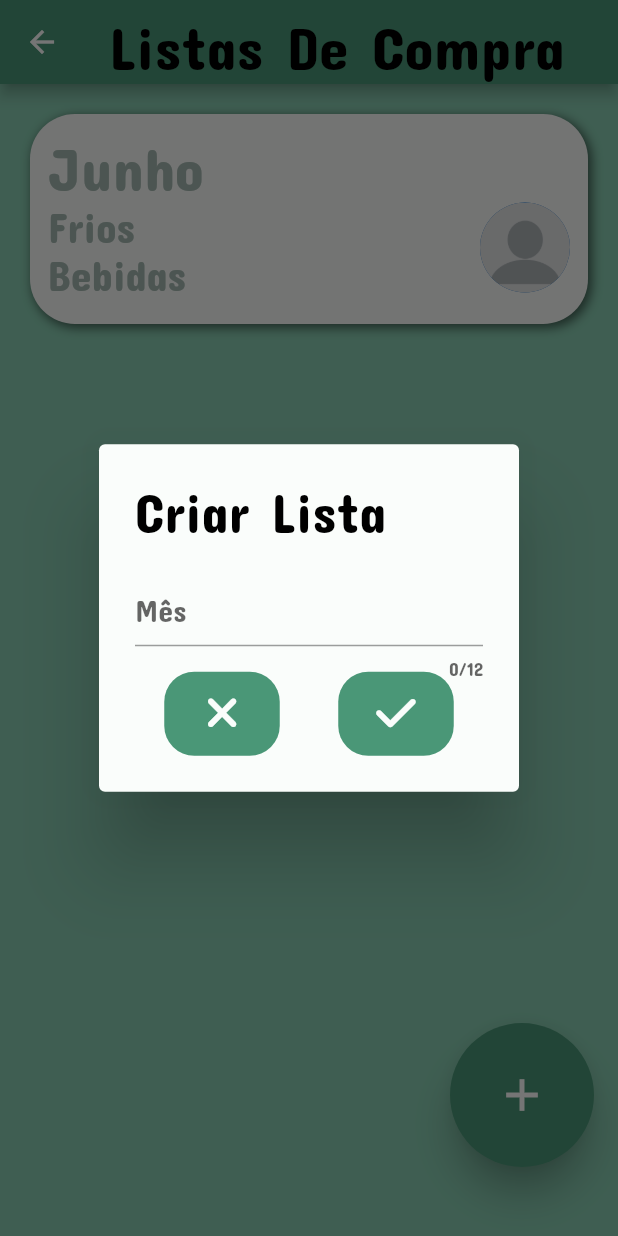
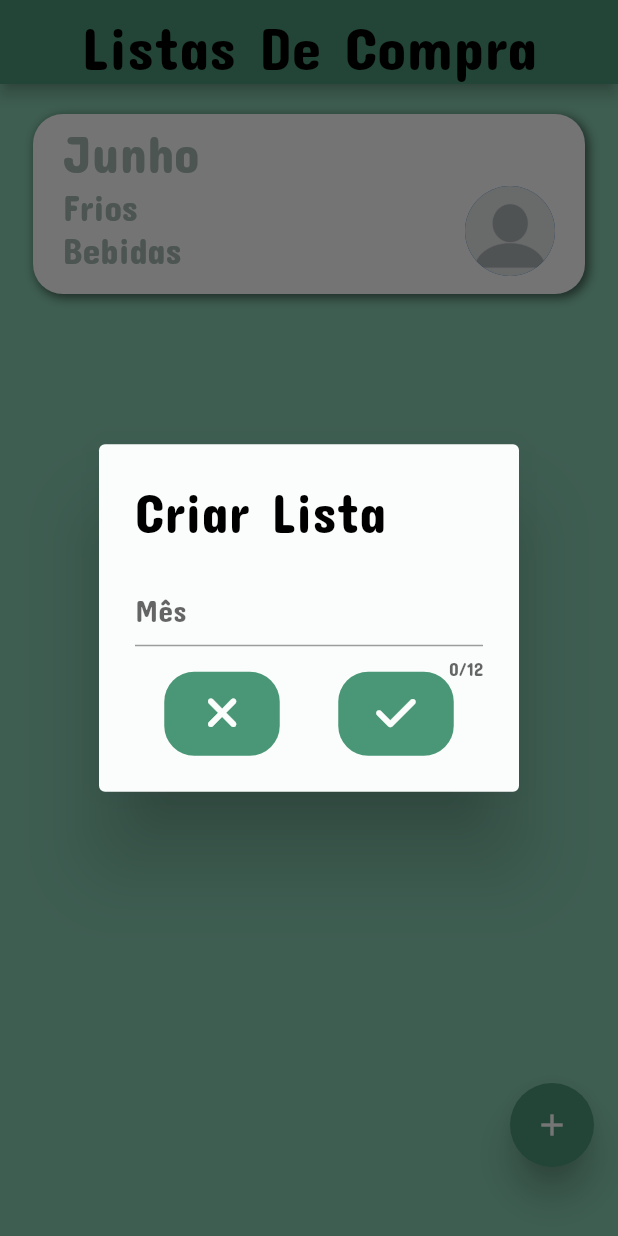
Before and after one commit to Ronnildo/shopList, a Flutter app: the MainScreen screen opened directly, after a tap on the "add" icon, on a phone screen of 412 x 824 dp. Run offline on Flutter 3.47's test engine with Material 2 defaults, Android fonts, the phone set to English and light mode, and no system bars; our stand-ins replace drop_shadow, font_awesome_flutter.

Commit message:
alterações na tela Main

```diff
--- a/lib/app/interface/screens/home_screen.dart
+++ b/lib/app/interface/screens/home_screen.dart
@@ -1,6 +1,5 @@
 import 'package:drop_shadow/drop_shadow.dart';
 import 'package:flutter/material.dart';
-import 'package:shoplist/app/interface/screens/register_screen.dart';
 
 class HomeScreen extends StatefulWidget {
   const HomeScreen({Key? key}) : super(key: key);
--- a/lib/app/interface/screens/main_screen.dart
+++ b/lib/app/interface/screens/main_screen.dart
@@ -1,7 +1,7 @@
 import 'package:flutter/material.dart';
 import 'package:shoplist/app/interface/widgets/card_reuse.dart';
 
-import '../widgets/popup.dart';
+import '../widgets/popup_list.dart';
 
 class MainScreen extends StatefulWidget {
   const MainScreen({Key? key}) : super(key: key);
@@ -35,20 +35,20 @@ class _MainScreenState extends State<MainScreen> {
           crossAxisAlignment: CrossAxisAlignment.stretch,
           mainAxisAlignment: MainAxisAlignment.start,
           children: [
-            ReuseCard(
-              widget: Padding(
-                padding: const EdgeInsets.all(12.0),
-                child: Column(
+            GestureDetector(
+              onTap: () => {},
+              child: ReuseCard(
+                widget: Column(
                   mainAxisAlignment: MainAxisAlignment.start,
                   crossAxisAlignment: CrossAxisAlignment.start,
                   children: [
                     const Padding(
-                      padding: EdgeInsets.only(bottom: 16.0),
+                      padding: EdgeInsets.only(bottom: 16.0, top: 5),
                       child: Text(
                         'Junho',
                         style: TextStyle(
                           color: Color(0xFFA6BAB2),
-                          fontSize: 40,
+                          fontSize: 35,
                         ),
                       ),
                     ),
@@ -66,7 +66,7 @@ class _MainScreenState extends State<MainScreen> {
                                 'Frios',
                                 style: TextStyle(
                                   color: Color(0xFFA6BAB2),
-                                  fontSize: 28,
+                                  fontSize: 24,
                                 ),
                               ),
                             ),
@@ -74,7 +74,7 @@ class _MainScreenState extends State<MainScreen> {
                               'Bebidas',
                               style: TextStyle(
                                 color: Color(0xFFA6BAB2),
-                                fontSize: 28,
+                                fontSize: 24,
                               ),
                             ),
                           ],
@@ -98,7 +98,7 @@ class _MainScreenState extends State<MainScreen> {
         padding: const EdgeInsets.symmetric(
           vertical: 30.0,
         ),
-        child: FloatingActionButton.large(
+        child: FloatingActionButton(
           onPressed: () {
             showDialog(
                 context: context,
@@ -106,6 +106,7 @@ class _MainScreenState extends State<MainScreen> {
           },
           backgroundColor: const Color(0xFF4A9777),
           elevation: 10,
+          hoverElevation: 50,
           child: const Icon(Icons.add),
         ),
       ),
--- a/lib/app/interface/screens/register_screen.dart
+++ b/lib/app/interface/screens/register_screen.dart
@@ -1,7 +1,4 @@
-import 'package:drop_shadow/drop_shadow.dart';
 import 'package:flutter/material.dart';
-import 'package:shoplist/app/interface/screens/main_screen.dart';
-import 'package:shoplist/app/interface/widgets/card_reuse.dart';
 
 class RegiterScreen extends StatefulWidget {
   const RegiterScreen({Key? key}) : super(key: key);
--- a/lib/app/interface/widgets/buttom_validate.dart
+++ b/lib/app/interface/widgets/buttom_validate.dart
@@ -16,7 +16,7 @@ class ButtomValidate extends StatelessWidget {
       child: Icon(
         icon,
         size: 30,
-        color: Color(0xFFFAFDFB),
+        color: const Color(0xFFFAFDFB),
       ),
     );
   }
--- a/lib/app/interface/widgets/card_reuse.dart
+++ b/lib/app/interface/widgets/card_reuse.dart
@@ -7,13 +7,13 @@ class ReuseCard extends StatelessWidget {
   @override
   Widget build(BuildContext context) {
     return Padding(
-      padding: const EdgeInsets.symmetric(horizontal: 20.0, vertical: 10.0),
+      padding: const EdgeInsets.symmetric(horizontal: 22.0, vertical: 10.0),
       child: Container(
         alignment: Alignment.center,
-        height: 140,
+        height: 120,
         decoration: BoxDecoration(
           color: const Color(0xFFFAFCFB),
-          borderRadius: BorderRadius.circular(30.0),
+          borderRadius: BorderRadius.circular(20.0),
           boxShadow: const [
             BoxShadow(
               color: Colors.black54,
@@ -22,11 +22,14 @@ class ReuseCard extends StatelessWidget {
                 2.0,
               ),
               blurRadius: 5.0,
-              spreadRadius: 0.5,
+              spreadRadius: 0.3,
             ),
           ],
         ),
-        child: widget,
+        child: Padding(
+          padding: const EdgeInsets.symmetric(horizontal: 20.0),
+          child: widget,
+        ),
       ),
     );
   }
--- a/lib/app/interface/widgets/popup.dart
+++ b/lib/app/interface/widgets/popup_list.dart
@@ -10,7 +10,7 @@ class PopUpInsertList extends StatefulWidget {
 }
 
 class _PopUpInsertListState extends State<PopUpInsertList> {
-  TextEditingController _textEditingController = TextEditingController();
+  final TextEditingController _textEditingController = TextEditingController();
 
   void voltar() {
     setState(() {
--- a/lib/main.dart
+++ b/lib/main.dart
@@ -1,8 +1,5 @@
 import 'package:flutter/material.dart';
-import 'package:shoplist/app/interface/screens/list_screen.dart';
 import 'package:shoplist/app/interface/screens/main_screen.dart';
-
-import 'app/interface/screens/home_screen.dart';
 
 void main() {
   runApp(const MyApp());
@@ -17,8 +14,8 @@ class MyApp extends StatelessWidget {
     return MaterialApp(
       debugShowCheckedModeBanner: false,
       title: 'Organizador de Compras',
-      home: const ListScreen(),
-      routes: {},
+      home: const MainScreen(),
+      // routes: {},
       theme: ThemeData(
         fontFamily: 'Concert One',
       ),
```
Also changed, not shown: lib/app/interface/screens/list_screen.dart (+11 -8 lines).
